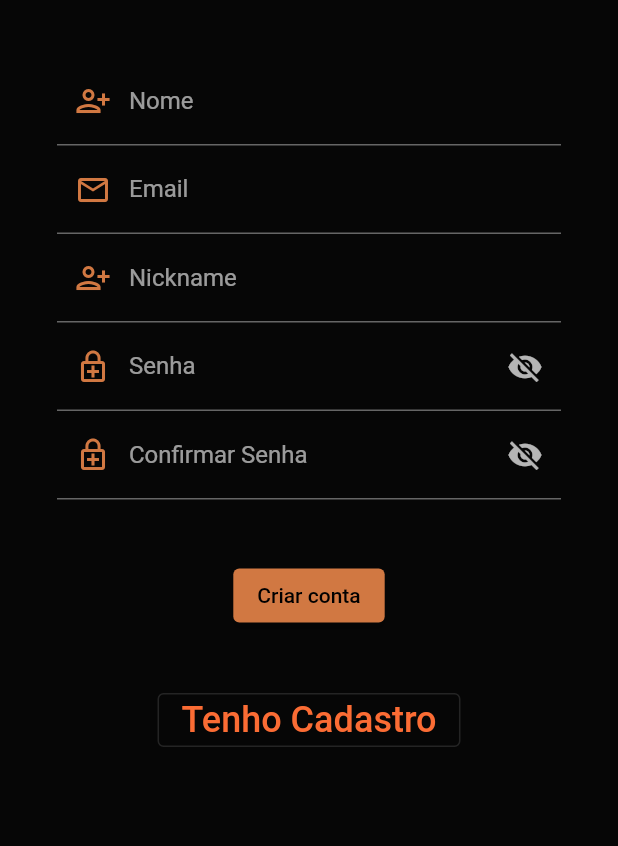
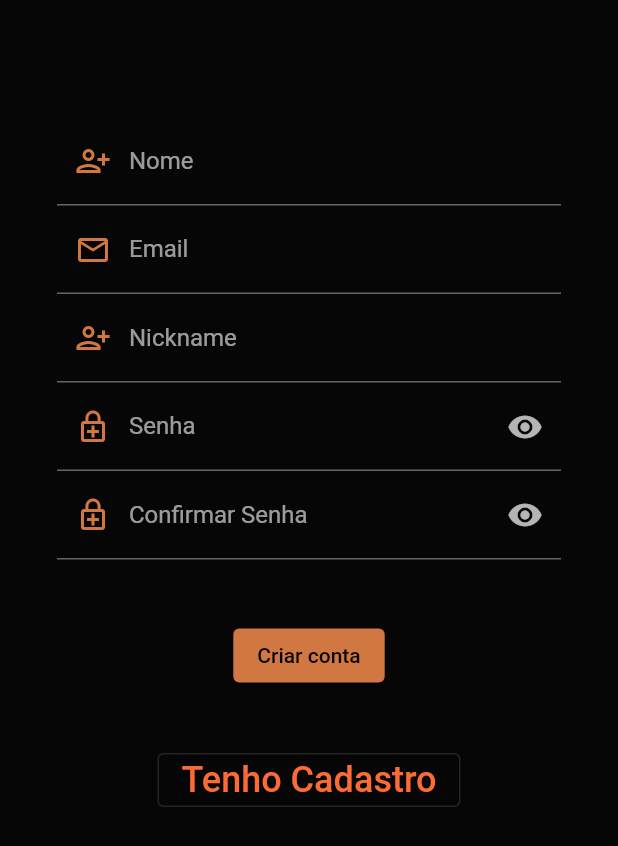
Before and after one commit to heloeng/app_global_heroes, a Flutter app: the screen it shows after launch, after a tap on "Cadastrar", on a phone screen of 412 x 824 dp. Shown: the top 846 px of the screen. Run offline on Flutter 3.47's test engine with Material 2 defaults, Android fonts, the phone set to English and light mode, and no system bars; our stand-ins replace cloud_firestore, file_picker, firebase_auth, firebase_core, font_awesome_flutter, google_fonts and 2 more; missing offline and left inert: animated_card; accounts and stored records are empty.

Commit message:
Ajuste no botão de visibilidade de senha

```diff
--- a/lib/pages/login_page.dart
+++ b/lib/pages/login_page.dart
@@ -69,8 +69,8 @@ class _LoginPageState extends State<LoginPage> {
                                     });
                                   },
                                   icon: obscureTextPassword
-                                      ? Icon(Icons.visibility_off)
-                                      : Icon(Icons.visibility),
+                                      ? Icon(Icons.visibility)
+                                      : Icon(Icons.visibility_off),
                                 ),
                                 labelText: 'Senha'),
                             obscureText: obscureTextPassword,
--- a/lib/pages/signup_page.dart
+++ b/lib/pages/signup_page.dart
@@ -37,7 +37,7 @@ class _SignupPageState extends State<SignupPage> {
           Expanded(
             child: Container(
               color: Colors.black87,
-              padding: EdgeInsets.all(30),
+              padding: EdgeInsets.symmetric(horizontal: 30, vertical: 70),
               child: SingleChildScrollView(
                 child: Column(
                   children: [
@@ -121,8 +121,8 @@ class _SignupPageState extends State<SignupPage> {
                                     });
                                   },
                                   icon: obscureTextPassword
-                                      ? Icon(Icons.visibility_off)
-                                      : Icon(Icons.visibility),
+                                      ? Icon(Icons.visibility)
+                                      : Icon(Icons.visibility_off),
                                 ),
                                 labelText: 'Senha',
                               ),
@@ -150,8 +150,8 @@ class _SignupPageState extends State<SignupPage> {
                                       });
                                     },
                                     icon: obscureTextConfirmPassword
-                                        ? Icon(Icons.visibility_off)
-                                        : Icon(Icons.visibility),
+                                        ? Icon(Icons.visibility)
+                                        : Icon(Icons.visibility_off),
                                   ),
                                   labelText: 'Confirmar Senha'),
                               onChanged: (texto) => confirmarSenha = texto,
```
